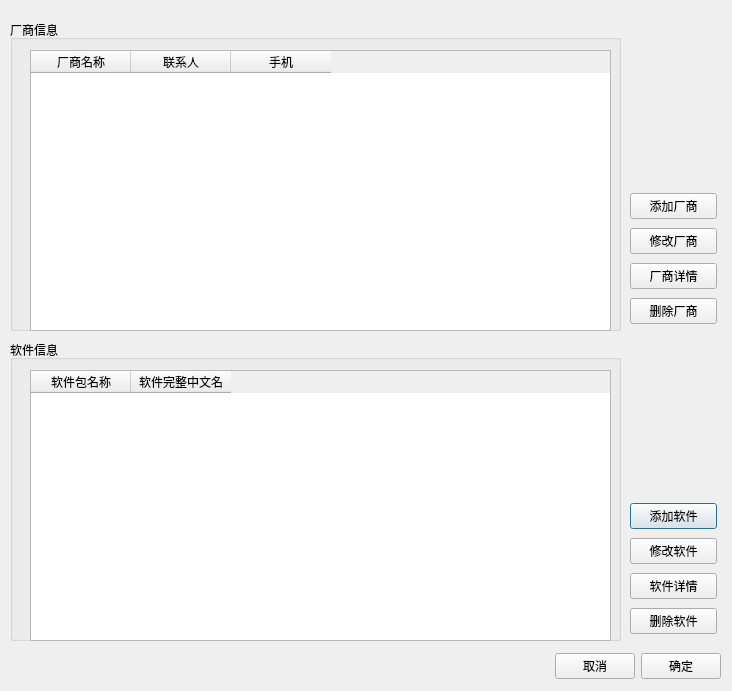
This is signinfosheet/signinfotabledialog.ui in Machin-Yin/httctest as Qt 5 draws it before an edit. The edited form follows.
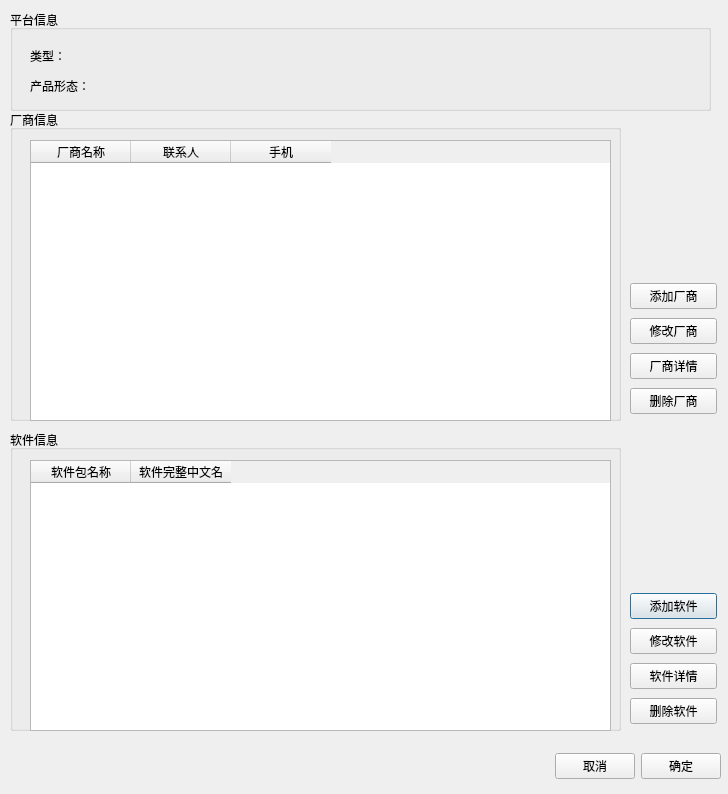
This is the edited form.

What changed in the file:
```diff
--- a/signinfosheet/signinfotabledialog.ui
+++ b/signinfosheet/signinfotabledialog.ui
@@ -9,20 +9,20 @@
    <rect>
     <x>0</x>
     <y>0</y>
-    <width>732</width>
-    <height>691</height>
+    <width>728</width>
+    <height>794</height>
    </rect>
   </property>
   <property name="minimumSize">
    <size>
-    <width>732</width>
-    <height>691</height>
+    <width>728</width>
+    <height>794</height>
    </size>
   </property>
   <property name="maximumSize">
    <size>
-    <width>732</width>
-    <height>691</height>
+    <width>728</width>
+    <height>794</height>
    </size>
   </property>
   <property name="windowTitle">
@@ -32,7 +32,7 @@
    <property name="geometry">
     <rect>
      <x>10</x>
-     <y>20</y>
+     <y>110</y>
      <width>611</width>
      <height>311</height>
     </rect>
@@ -73,7 +73,7 @@
    <property name="geometry">
     <rect>
      <x>10</x>
-     <y>340</y>
+     <y>430</y>
      <width>611</width>
      <height>301</height>
     </rect>
@@ -131,7 +131,7 @@
    <property name="geometry">
     <rect>
      <x>630</x>
-     <y>500</y>
+     <y>590</y>
      <width>87</width>
      <height>140</height>
     </rect>
@@ -171,7 +171,7 @@
    <property name="geometry">
     <rect>
      <x>630</x>
-     <y>190</y>
+     <y>280</y>
      <width>87</width>
      <height>140</height>
     </rect>
@@ -211,7 +211,7 @@
    <property name="geometry">
     <rect>
      <x>30</x>
-     <y>650</y>
+     <y>750</y>
      <width>691</width>
      <height>32</height>
     </rect>
@@ -246,6 +246,120 @@
     </item>
    </layout>
   </widget>
+  <widget class="QGroupBox" name="groupBox_3">
+   <property name="geometry">
+    <rect>
+     <x>10</x>
+     <y>10</y>
+     <width>701</width>
+     <height>101</height>
+    </rect>
+   </property>
+   <property name="title">
+    <string>平台信息</string>
+   </property>
+   <widget class="QWidget" name="layoutWidget_2">
+    <property name="geometry">
+     <rect>
+      <x>20</x>
+      <y>30</y>
+      <width>681</width>
+      <height>61</height>
+     </rect>
+    </property>
+    <layout class="QVBoxLayout" name="verticalLayout">
+     <property name="spacing">
+      <number>0</number>
+     </property>
+     <item>
+      <layout class="QHBoxLayout" name="horizontalLayout_3">
+       <property name="spacing">
+        <number>0</number>
+       </property>
+       <item>
+        <widget class="QLabel" name="typeLabel">
+         <property name="text">
+          <string>类型：</string>
+         </property>
+        </widget>
+       </item>
+       <item>
+        <spacer name="horizontalSpacer">
+         <property name="orientation">
+          <enum>Qt::Horizontal</enum>
+         </property>
+         <property name="sizeHint" stdset="0">
+          <size>
+           <width>40</width>
+           <height>20</height>
+          </size>
+         </property>
+        </spacer>
+       </item>
+       <item>
+        <widget class="QLabel" name="platTypeLabel">
+         <property name="minimumSize">
+          <size>
+           <width>580</width>
+           <height>0</height>
+          </size>
+         </property>
+         <property name="maximumSize">
+          <size>
+           <width>580</width>
+           <height>16777215</height>
+          </size>
+         </property>
+         <property name="text">
+          <string/>
+         </property>
+        </widget>
+       </item>
+      </layout>
+     </item>
+     <item>
+      <layout class="QHBoxLayout" name="horizontalLayout_4">
+       <property name="spacing">
+        <number>0</number>
+       </property>
+       <item>
+        <widget class="QLabel" name="formLabel">
+         <property name="text">
+          <string>产品形态：</string>
+         </property>
+        </widget>
+       </item>
+       <item>
+        <spacer name="horizontalSpacer_4">
+         <property name="orientation">
+          <enum>Qt::Horizontal</enum>
+         </property>
+         <property name="sizeHint" stdset="0">
+          <size>
+           <width>40</width>
+           <height>20</height>
+          </size>
+         </property>
+        </spacer>
+       </item>
+       <item>
+        <widget class="QLabel" name="platFormLabel">
+         <property name="minimumSize">
+          <size>
+           <width>580</width>
+           <height>0</height>
+          </size>
+         </property>
+         <property name="text">
+          <string/>
+         </property>
+        </widget>
+       </item>
+      </layout>
+     </item>
+    </layout>
+   </widget>
+  </widget>
  </widget>
  <tabstops>
   <tabstop>sureButton</tabstop>
```
Left out of the diff: 2 changed lines with no effect on the pictures.
